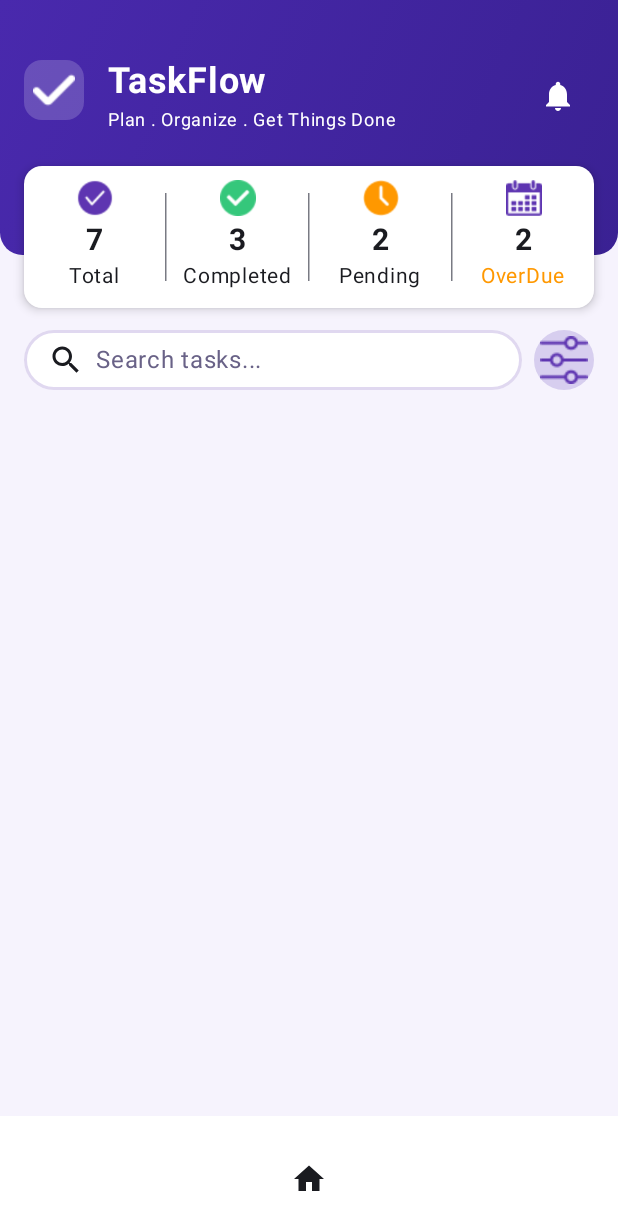
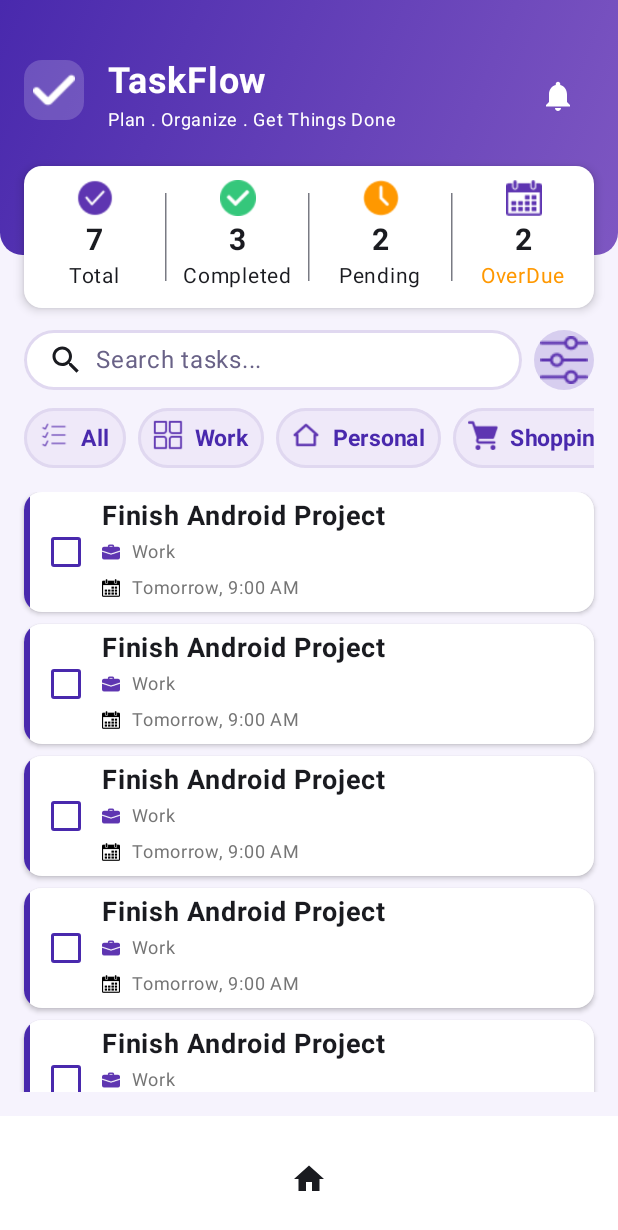
Before and after one commit to smsaif150-blip/TaskFlow, an Android app built with Jetpack Compose: the screen it shows after launch (MainActivity), on a phone screen of 412 x 824 dp. Shown: the top 1230 px of the screen. Run offline under Robolectric (Android 15) with nearby library versions, the phone set to English and light mode, and no system bars; our stand-ins replace Dagger/Hilt's generated code.

Commit message:
Home screen design

```diff
--- a/app/src/main/java/com/example/to_dolistapp/screens/HomeScreen.kt
+++ b/app/src/main/java/com/example/to_dolistapp/screens/HomeScreen.kt
@@ -15,14 +15,19 @@ import androidx.compose.foundation.layout.height
 import androidx.compose.foundation.layout.offset
 import androidx.compose.foundation.layout.padding
 import androidx.compose.foundation.layout.size
+import androidx.compose.foundation.layout.width
+import androidx.compose.foundation.layout.wrapContentWidth
+import androidx.compose.foundation.lazy.LazyColumn
+import androidx.compose.foundation.lazy.LazyRow
+import androidx.compose.foundation.lazy.items
 import androidx.compose.foundation.shape.RoundedCornerShape
 import androidx.compose.material.icons.Icons
-import androidx.compose.material.icons.filled.Done
 import androidx.compose.material.icons.filled.Notifications
 import androidx.compose.material.icons.filled.Search
 import androidx.compose.material3.Card
 import androidx.compose.material3.CardDefaults
-import androidx.compose.material3.Divider
+import androidx.compose.material3.Checkbox
+import androidx.compose.material3.CheckboxDefaults
 import androidx.compose.material3.Icon
 import androidx.compose.material3.IconButton
 import androidx.compose.material3.Scaffold
@@ -32,7 +37,6 @@ import androidx.compose.runtime.Composable
 import androidx.compose.ui.Alignment
 import androidx.compose.ui.Modifier
 import androidx.compose.ui.graphics.Brush
-import androidx.compose.ui.graphics.Color
 import androidx.compose.ui.graphics.ColorFilter
 import androidx.compose.ui.layout.ContentScale
 import androidx.compose.ui.res.painterResource
@@ -41,8 +45,8 @@ import androidx.compose.ui.tooling.preview.Preview
 import androidx.compose.ui.unit.dp
 import androidx.compose.ui.unit.sp
 import com.example.to_dolistapp.R
-import com.example.to_dolistapp.ui.theme.DeepPurple
 import com.example.to_dolistapp.ui.theme.DividerColor
+import com.example.to_dolistapp.ui.theme.HeaderGradientEnd
 import com.example.to_dolistapp.ui.theme.Lavender
 import com.example.to_dolistapp.ui.theme.PrimaryPurple
 import com.example.to_dolistapp.ui.theme.Primary_Purple
@@ -50,12 +54,18 @@ import com.example.to_dolistapp.ui.theme.SecondaryText
 import com.example.to_dolistapp.ui.theme.StatusPending
 import com.example.to_dolistapp.ui.theme.SuccessGreen
 import com.example.to_dolistapp.ui.theme.SurfaceWhite
+import com.example.to_dolistapp.ui.theme.TextSecondary
 import com.example.to_dolistapp.ui.theme.White
+import com.example.to_dolistapp.utils.CatetegoryData
+import com.example.to_dolistapp.utils.dummyData
 
 @Composable
 fun HomeScreen()
 {
 
+
+    val CategoryItem = CatetegoryData()
+    val cardItems = dummyData()
 
     Scaffold { innerpadding->
 
@@ -66,7 +76,7 @@ fun HomeScreen()
                     .background(
                         brush = Brush.linearGradient(
                             colors = listOf(
-                                Primary_Purple,DeepPurple
+                                Primary_Purple, HeaderGradientEnd
                             )
                         ),
                         shape = RoundedCornerShape(bottomStart = 15.dp, bottomEnd = 15.dp)
@@ -239,12 +249,94 @@ fun HomeScreen()
                 Spacer(modifier = Modifier.padding(horizontal = 8.dp))
             }
 
+            Spacer(modifier = Modifier.padding(vertical = 6.dp))
 
-            Row {
+            LazyRow(verticalAlignment = Alignment.CenterVertically, modifier = Modifier.padding(start = 8.dp, end = 16.dp )
+
+            ) {
+                items(CategoryItem){ item->
+                    Spacer(modifier = Modifier.padding(start = 8.dp))
+                    Box(modifier = Modifier.wrapContentWidth().height(40.dp)
+                        .background(PrimaryPurple.copy(alpha = 0.05f), shape = RoundedCornerShape(20.dp))
+                        .border(width = 2.dp, color = DividerColor, shape = RoundedCornerShape(20.dp))
+                        .padding(horizontal = 10.dp),
+                        contentAlignment = Alignment.Center)
+                    {
+                        Row() {
+
+                            Image(painter = painterResource(item.image), contentDescription = null,
+                                modifier = Modifier.size(20.dp),
+                                colorFilter = ColorFilter.tint(PrimaryPurple))
+
+                            Spacer(modifier = Modifier.padding(horizontal = 4.dp))
+                            Text(item.name, fontSize = 15.sp,
+                                color = Primary_Purple,
+                                fontWeight = FontWeight.Bold)
+                        }
+                    }
+                }
+            }
+
+            Spacer(modifier = Modifier.height(16.dp))
+
+            LazyColumn(
+                modifier = Modifier.fillMaxWidth().height(400.dp)
+            ) {
+             items(cardItems){ item->
+
+                 Card(modifier = Modifier.fillMaxWidth()
+                     .padding(start = 16.dp, end = 16.dp)
+                     .height(80.dp),
+                     colors = CardDefaults.cardColors(White),
+                     elevation = CardDefaults.cardElevation(2.dp)
+                 )
+                 {
+                     Row(modifier = Modifier.fillMaxSize(),
+                         verticalAlignment = Alignment.CenterVertically) {
+                         Box(
+                             modifier = Modifier.fillMaxHeight().width(4.dp)
+                                 .background(color = Primary_Purple)
+                         )
+
+                         Checkbox(
+                             checked = false,
+                             onCheckedChange = {
+                             },
+                             colors = CheckboxDefaults.colors(
+                                 uncheckedColor = Primary_Purple,
+                                 checkedColor = Primary_Purple,
+                                 checkmarkColor = White
+                             )
+                         )
+
+                         Column() {
+                             Text(item.title, fontSize = 18.sp, fontWeight = FontWeight.Bold)
+
+                                 Row(verticalAlignment = Alignment.CenterVertically) {
+                                     Image(painter = painterResource(item.image),
+                                         contentDescription = "work",
+                                         colorFilter = ColorFilter.tint(PrimaryPurple),
+                                         modifier = Modifier.size(12.dp)
+                                         )
+                                     Spacer(modifier = Modifier.padding(horizontal = 4.dp))
+                                     Text(item.category, color = TextSecondary, fontSize = 12.sp)
+                                 }
+
+                             Row(verticalAlignment = Alignment.CenterVertically) {
+                                 Image(painter = painterResource(R.drawable.calendar),
+                                     contentDescription = "calender",
+                                     modifier = Modifier.size(12.dp))
+                                 Spacer(modifier = Modifier.padding(horizontal = 4.dp))
+                                 Text(text = item.time, color = TextSecondary, fontSize = 12.sp)
+                             }
+                         }
+                     }
+                 }
+                 Spacer(modifier = Modifier.height(8.dp))
+             }
 
             }
         }
-
     }
 }
 
--- /dev/null
+++ b/app/src/main/java/com/example/to_dolistapp/utils/CardItems.kt
@@ -0,0 +1,23 @@
+package com.example.to_dolistapp.utils
+
+import com.example.to_dolistapp.R
+
+data class CardItems(
+    val title: String,
+    val image: Int,
+    val category: String,
+    val time: String
+)
+
+
+fun dummyData(): List<CardItems>
+{
+    return listOf(
+        CardItems(title = "Finish Android Project", R.drawable.suitcase,"Work","Tomorrow, 9:00 AM"),
+        CardItems(title = "Finish Android Project", R.drawable.suitcase,"Work","Tomorrow, 9:00 AM"),
+        CardItems(title = "Finish Android Project", R.drawable.suitcase,"Work","Tomorrow, 9:00 AM"),
+        CardItems(title = "Finish Android Project", R.drawable.suitcase,"Work","Tomorrow, 9:00 AM"),
+        CardItems(title = "Finish Android Project", R.drawable.suitcase,"Work","Tomorrow, 9:00 AM"),
+        CardItems(title = "Finish Android Project", R.drawable.suitcase,"Work","Tomorrow, 9:00 AM"),
+    )
+}
--- /dev/null
+++ b/app/src/main/java/com/example/to_dolistapp/utils/Category.kt
@@ -0,0 +1,20 @@
+package com.example.to_dolistapp.utils
+
+import com.example.to_dolistapp.R
+
+data class Category(
+    val name: String,
+    val image: Int
+)
+
+fun CatetegoryData(): List<Category> {
+    return listOf(
+        Category("All", R.drawable.all),
+        Category("Work", R.drawable.work),
+        Category("Personal", R.drawable.personal),
+        Category("Shopping", R.drawable.shoppings),
+        Category("Health", R.drawable.health),
+        Category("Favorite", R.drawable.star),
+        Category("Other", R.drawable.other)
+    )
+}
```
Also changed, not shown: app/src/main/res/drawable/health.png (added), app/src/main/res/drawable/other.png (added), app/src/main/res/drawable/star.png (added), app/src/main/res/drawable/suitcase.png (added).
